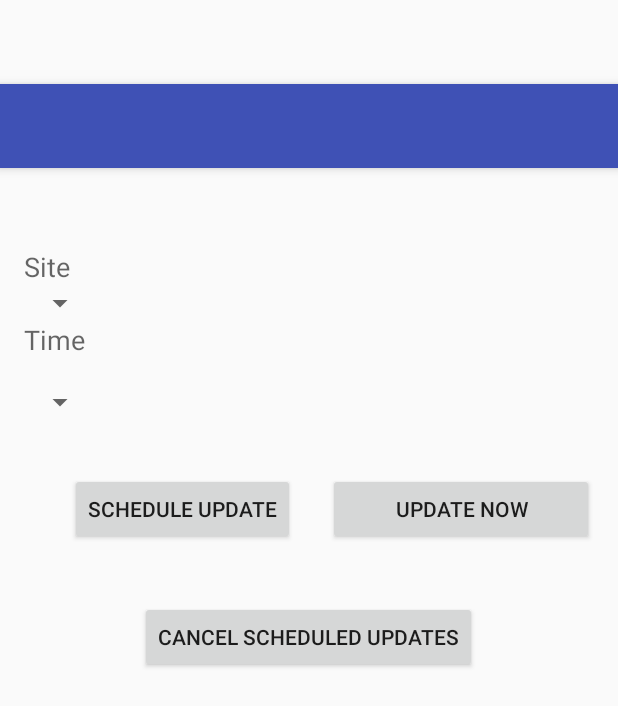
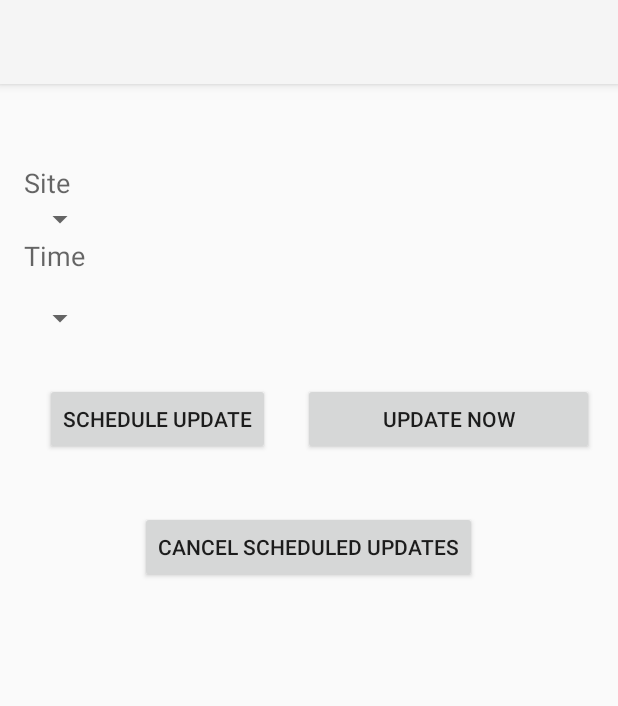
Before and after one commit to zebDuffy/Loki, an Android app: the layout activity_main.xml on its own in the app's theme, with its tools: preview values and no code run, on a phone screen of 412 x 824 dp. Shown: the top 706 px of the screen. Run offline under Robolectric (Android 15) with nearby library versions, the phone set to English and light mode, and no system bars.

Commit message:
Try to fix button layout Begin adding menu

```diff
--- a/app/src/main/AndroidManifest.xml
+++ b/app/src/main/AndroidManifest.xml
@@ -10,7 +10,8 @@
         android:icon="@mipmap/ic_launcher"
         android:label="@string/app_name"
         android:supportsRtl="true"
-        android:theme="@style/AppTheme">
+        android:theme="@style/Theme.AppCompat.Light.NoActionBar">
+
         <activity
             android:name=".MainActivity"
             android:label="@string/app_name"
--- a/app/src/main/res/layout/activity_main.xml
+++ b/app/src/main/res/layout/activity_main.xml
@@ -18,7 +18,9 @@
             android:layout_width="match_parent"
             android:layout_height="?attr/actionBarSize"
             android:background="?attr/colorPrimary"
-            app:popupTheme="@style/AppTheme.PopupOverlay" />
+            android:elevation="4dp"
+            android:theme="@style/ThemeOverlay.AppCompat.ActionBar"
+            app:popupTheme="@style/ThemeOverlay.AppCompat.Light"/>
 
     </android.support.design.widget.AppBarLayout>
 
--- a/app/src/main/res/layout/content_main.xml
+++ b/app/src/main/res/layout/content_main.xml
@@ -11,16 +11,6 @@
     app:layout_behavior="@string/appbar_scrolling_view_behavior"
     tools:context="com.swamptown.bill.loki.MainActivity"
     tools:showIn="@layout/activity_main">
-
-    <Button
-        android:layout_width="wrap_content"
-        android:layout_height="wrap_content"
-        android:text="Schedule Update"
-        android:id="@+id/btnSave"
-        android:layout_below="@+id/spinner2"
-        android:layout_toRightOf="@+id/textView"
-        android:layout_toEndOf="@+id/textView"
-        android:layout_marginTop="35dp" />
 
     <Spinner
         android:layout_width="wrap_content"
@@ -81,4 +71,16 @@
         android:layout_below="@+id/btnSave"
         android:layout_centerHorizontal="true" />
 
+    <Button
+        android:layout_width="wrap_content"
+        android:layout_height="wrap_content"
+        android:text="Schedule Update"
+        android:id="@+id/btnSave"
+        android:layout_marginTop="31dp"
+        android:layout_below="@+id/spinner2"
+        android:layout_alignParentLeft="true"
+        android:layout_alignParentStart="true"
+        android:layout_marginLeft="14dp"
+        android:layout_marginStart="14dp" />
+
 </RelativeLayout>
```
Also changed, not shown: app/src/main/java/com/swamptown/bill/loki/MainActivity.java (+7 -5 lines).
